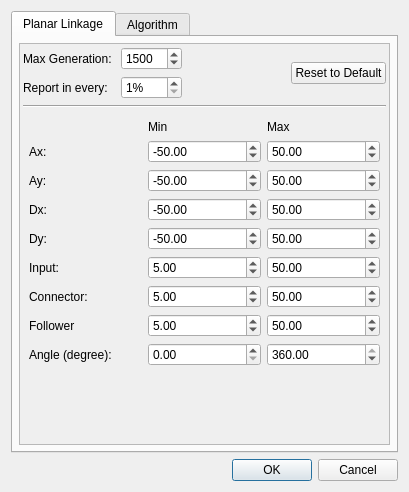
Qt form core/panel/DimensionalSynthesis/Path_Solving_options.ui (KmolYuan/Pyslvs-UI) before a commit.
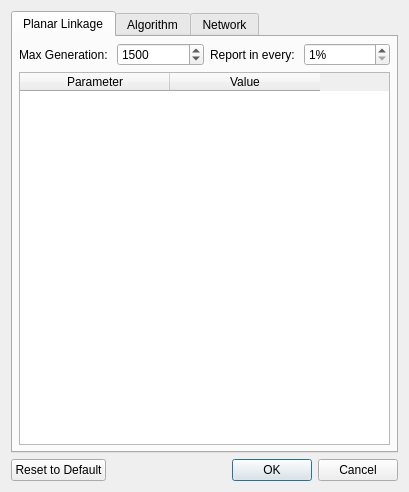
The same form after that commit. Icons and pictures are not drawn.

Commit message: Setting of Algorithms.

Patch:
```diff
--- a/core/panel/DimensionalSynthesis/Path_Solving_options.ui
+++ b/core/panel/DimensionalSynthesis/Path_Solving_options.ui
@@ -56,430 +56,73 @@
         <number>6</number>
        </property>
        <item>
-        <widget class="QScrollArea" name="settingArea">
-         <property name="enabled">
-          <bool>true</bool>
-         </property>
-         <property name="widgetResizable">
-          <bool>true</bool>
-         </property>
-         <widget class="QWidget" name="scrollAreaWidgetContents">
-          <property name="geometry">
-           <rect>
-            <x>0</x>
-            <y>0</y>
-            <width>359</width>
-            <height>418</height>
-           </rect>
-          </property>
-          <layout class="QVBoxLayout" name="verticalLayout_4">
-           <property name="leftMargin">
-            <number>3</number>
+        <layout class="QHBoxLayout" name="horizontalLayout_2">
+         <item>
+          <widget class="QLabel" name="label_16">
+           <property name="text">
+            <string>Max Generation: </string>
            </property>
-           <property name="topMargin">
-            <number>3</number>
+          </widget>
+         </item>
+         <item>
+          <widget class="QSpinBox" name="maxGen">
+           <property name="minimum">
+            <number>1000</number>
            </property>
-           <property name="rightMargin">
-            <number>3</number>
+           <property name="maximum">
+            <number>10000</number>
            </property>
-           <property name="bottomMargin">
-            <number>3</number>
+           <property name="singleStep">
+            <number>100</number>
            </property>
-           <item>
-            <layout class="QHBoxLayout" name="horizontalLayout_7">
-             <item>
-              <layout class="QFormLayout" name="formLayout_2">
-               <item row="1" column="0">
-                <widget class="QLabel" name="label_17">
-                 <property name="text">
-                  <string>Report in every: </string>
-                 </property>
-                </widget>
-               </item>
-               <item row="0" column="0">
-                <widget class="QLabel" name="label_16">
-                 <property name="text">
-                  <string>Max Generation: </string>
-                 </property>
-                </widget>
-               </item>
-               <item row="1" column="1">
-                <widget class="QSpinBox" name="report">
-                 <property name="suffix">
-                  <string>%</string>
-                 </property>
-                 <property name="minimum">
-                  <number>1</number>
-                 </property>
-                 <property name="maximum">
-                  <number>10</number>
-                 </property>
-                 <property name="value">
-                  <number>1</number>
-                 </property>
-                </widget>
-               </item>
-               <item row="0" column="1">
-                <widget class="QSpinBox" name="maxGen">
-                 <property name="minimum">
-                  <number>1000</number>
-                 </property>
-                 <property name="maximum">
-                  <number>10000</number>
-                 </property>
-                 <property name="singleStep">
-                  <number>100</number>
-                 </property>
-                 <property name="value">
-                  <number>1500</number>
-                 </property>
-                </widget>
-               </item>
-              </layout>
-             </item>
-             <item>
-              <spacer name="horizontalSpacer_4">
-               <property name="orientation">
-                <enum>Qt::Horizontal</enum>
-               </property>
-               <property name="sizeHint" stdset="0">
-                <size>
-                 <width>40</width>
-                 <height>20</height>
-                </size>
-               </property>
-              </spacer>
-             </item>
-             <item>
-              <widget class="QPushButton" name="setDefault">
-               <property name="text">
-                <string>Reset to Default</string>
-               </property>
-              </widget>
-             </item>
-            </layout>
-           </item>
-           <item>
-            <widget class="Line" name="line">
-             <property name="orientation">
-              <enum>Qt::Horizontal</enum>
-             </property>
-            </widget>
-           </item>
-           <item>
-            <widget class="QWidget" name="limitPanel" native="true">
-             <layout class="QGridLayout" name="gridLayout">
-              <property name="leftMargin">
-               <number>6</number>
-              </property>
-              <property name="topMargin">
-               <number>6</number>
-              </property>
-              <property name="rightMargin">
-               <number>6</number>
-              </property>
-              <property name="bottomMargin">
-               <number>6</number>
-              </property>
-              <property name="spacing">
-               <number>6</number>
-              </property>
-              <item row="2" column="2">
-               <widget class="QDoubleSpinBox" name="AyMin">
-                <property name="minimum">
-                 <double>-999.000000000000000</double>
-                </property>
-                <property name="maximum">
-                 <double>999.000000000000000</double>
-                </property>
-                <property name="value">
-                 <double>-50.000000000000000</double>
-                </property>
-               </widget>
-              </item>
-              <item row="6" column="0">
-               <widget class="QLabel" name="label_12">
-                <property name="text">
-                 <string>Connector: </string>
-                </property>
-               </widget>
-              </item>
-              <item row="3" column="2">
-               <widget class="QDoubleSpinBox" name="DxMin">
-                <property name="minimum">
-                 <double>-999.000000000000000</double>
-                </property>
-                <property name="maximum">
-                 <double>999.000000000000000</double>
-                </property>
-                <property name="value">
-                 <double>-50.000000000000000</double>
-                </property>
-               </widget>
-              </item>
-              <item row="3" column="0">
-               <widget class="QLabel" name="label_10">
-                <property name="text">
-                 <string>Dx: </string>
-                </property>
-               </widget>
-              </item>
-              <item row="6" column="2">
-               <widget class="QDoubleSpinBox" name="LMin">
-                <property name="minimum">
-                 <double>0.010000000000000</double>
-                </property>
-                <property name="maximum">
-                 <double>999.000000000000000</double>
-                </property>
-                <property name="value">
-                 <double>5.000000000000000</double>
-                </property>
-               </widget>
-              </item>
-              <item row="3" column="3">
-               <widget class="QDoubleSpinBox" name="DxMax">
-                <property name="minimum">
-                 <double>-999.000000000000000</double>
-                </property>
-                <property name="maximum">
-                 <double>999.000000000000000</double>
-                </property>
-                <property name="value">
-                 <double>50.000000000000000</double>
-                </property>
-               </widget>
-              </item>
-              <item row="4" column="0">
-               <widget class="QLabel" name="label_11">
-                <property name="text">
-                 <string>Dy: </string>
-                </property>
-               </widget>
-              </item>
-              <item row="0" column="3">
-               <widget class="QLabel" name="label_13">
-                <property name="text">
-                 <string>Max</string>
-                </property>
-               </widget>
-              </item>
-              <item row="2" column="0">
-               <widget class="QLabel" name="label_9">
-                <property name="text">
-                 <string>Ay: </string>
-                </property>
-               </widget>
-              </item>
-              <item row="4" column="2">
-               <widget class="QDoubleSpinBox" name="DyMin">
-                <property name="minimum">
-                 <double>-999.000000000000000</double>
-                </property>
-                <property name="maximum">
-                 <double>999.000000000000000</double>
-                </property>
-                <property name="value">
-                 <double>-50.000000000000000</double>
-                </property>
-               </widget>
-              </item>
-              <item row="6" column="3">
-               <widget class="QDoubleSpinBox" name="LMax">
-                <property name="minimum">
-                 <double>0.010000000000000</double>
-                </property>
-                <property name="maximum">
-                 <double>999.000000000000000</double>
-                </property>
-                <property name="value">
-                 <double>50.000000000000000</double>
-                </property>
-               </widget>
-              </item>
-              <item row="0" column="2">
-               <widget class="QLabel" name="label_14">
-                <property name="text">
-                 <string>Min</string>
-                </property>
-               </widget>
-              </item>
-              <item row="8" column="0">
-               <widget class="QLabel" name="label_15">
-                <property name="text">
-                 <string>Angle (degree):</string>
-                </property>
-               </widget>
-              </item>
-              <item row="1" column="3">
-               <widget class="QDoubleSpinBox" name="AxMax">
-                <property name="minimum">
-                 <double>-999.000000000000000</double>
-                </property>
-                <property name="maximum">
-                 <double>999.000000000000000</double>
-                </property>
-                <property name="value">
-                 <double>50.000000000000000</double>
-                </property>
-               </widget>
-              </item>
-              <item row="8" column="2">
-               <widget class="QDoubleSpinBox" name="AMin">
-                <property name="minimum">
-                 <double>0.000000000000000</double>
-                </property>
-                <property name="maximum">
-                 <double>359.990000000000009</double>
-                </property>
-                <property name="value">
-                 <double>0.000000000000000</double>
-                </property>
-               </widget>
-              </item>
-              <item row="8" column="3">
-               <widget class="QDoubleSpinBox" name="AMax">
-                <property name="minimum">
-                 <double>0.010000000000000</double>
-                </property>
-                <property name="maximum">
-                 <double>360.000000000000000</double>
-                </property>
-                <property name="value">
-                 <double>360.000000000000000</double>
-                </property>
-               </widget>
-              </item>
-              <item row="1" column="2">
-               <widget class="QDoubleSpinBox" name="AxMin">
-                <property name="minimum">
-                 <double>-999.000000000000000</double>
-                </property>
-                <property name="maximum">
-                 <double>999.000000000000000</double>
-                </property>
-                <property name="value">
-                 <double>-50.000000000000000</double>
-                </property>
-               </widget>
-              </item>
-              <item row="4" column="3">
-               <widget class="QDoubleSpinBox" name="DyMax">
-                <property name="minimum">
-                 <double>-999.000000000000000</double>
-                </property>
-                <property name="maximum">
-                 <double>999.000000000000000</double>
-                </property>
-                <property name="value">
-                 <double>50.000000000000000</double>
-                </property>
-               </widget>
-              </item>
-              <item row="1" column="0">
-               <widget class="QLabel" name="label_8">
-                <property name="text">
-                 <string>Ax: </string>
-                </property>
-               </widget>
-              </item>
-              <item row="2" column="3">
-               <widget class="QDoubleSpinBox" name="AyMax">
-                <property name="minimum">
-                 <double>-999.000000000000000</double>
-                </property>
-                <property name="maximum">
-                 <double>999.000000000000000</double>
-                </property>
-                <property name="value">
-                 <double>50.000000000000000</double>
-                </property>
-               </widget>
-              </item>
-              <item row="5" column="0">
-               <widget class="QLabel" name="label_18">
-                <property name="text">
-                 <string>Input:</string>
-                </property>
-               </widget>
-              </item>
-              <item row="5" column="2">
-               <widget class="QDoubleSpinBox" name="IMin">
-                <property name="minimum">
-                 <double>0.010000000000000</double>
-                </property>
-                <property name="maximum">
-                 <double>999.000000000000000</double>
-                </property>
-                <property name="value">
-                 <double>5.000000000000000</double>
-                </property>
-               </widget>
-              </item>
-              <item row="5" column="3">
-               <widget class="QDoubleSpinBox" name="IMax">
-                <property name="minimum">
-                 <double>0.010000000000000</double>
-                </property>
-                <property name="maximum">
-                 <double>999.000000000000000</double>
-                </property>
-                <property name="value">
-                 <double>50.000000000000000</double>
-                </property>
-               </widget>
-              </item>
-              <item row="7" column="0">
-               <widget class="QLabel" name="label_19">
-                <property name="text">
-                 <string>Follower</string>
-                </property>
-               </widget>
-              </item>
-              <item row="7" column="2">
-               <widget class="QDoubleSpinBox" name="FMin">
-                <property name="minimum">
-                 <double>0.010000000000000</double>
-                </property>
-                <property name="maximum">
-                 <double>999.000000000000000</double>
-                </property>
-                <property name="value">
-                 <double>5.000000000000000</double>
-                </property>
-               </widget>
-              </item>
-              <item row="7" column="3">
-               <widget class="QDoubleSpinBox" name="FMax">
-                <property name="minimum">
-                 <double>0.010000000000000</double>
-                </property>
-                <property name="maximum">
-                 <double>999.000000000000000</double>
-                </property>
-                <property name="value">
-                 <double>50.000000000000000</double>
-                </property>
-               </widget>
-              </item>
-             </layout>
-            </widget>
-           </item>
-           <item>
-            <spacer name="verticalSpacer_4">
-             <property name="orientation">
-              <enum>Qt::Vertical</enum>
-             </property>
-             <property name="sizeHint" stdset="0">
-              <size>
-               <width>20</width>
-               <height>27</height>
-              </size>
-             </property>
-            </spacer>
-           </item>
-          </layout>
-         </widget>
+           <property name="value">
+            <number>1500</number>
+           </property>
+          </widget>
+         </item>
+         <item>
+          <widget class="QLabel" name="label_17">
+           <property name="text">
+            <string>Report in every: </string>
+           </property>
+          </widget>
+         </item>
+         <item>
+          <widget class="QSpinBox" name="report">
+           <property name="suffix">
+            <string>%</string>
+           </property>
+           <property name="minimum">
+            <number>1</number>
+           </property>
+           <property name="maximum">
+            <number>10</number>
+           </property>
+           <property name="value">
+            <number>1</number>
+           </property>
+          </widget>
+         </item>
+        </layout>
+       </item>
+       <item>
+        <widget class="QTableWidget" name="PLTable">
+         <attribute name="horizontalHeaderDefaultSectionSize">
+          <number>150</number>
+         </attribute>
+         <attribute name="horizontalHeaderMinimumSectionSize">
+          <number>150</number>
+         </attribute>
+         <column>
+          <property name="text">
+           <string>Parameter</string>
+          </property>
+         </column>
+         <column>
+          <property name="text">
+           <string>Value</string>
+          </property>
+         </column>
         </widget>
        </item>
       </layout>
@@ -523,17 +166,107 @@
        </item>
       </layout>
      </widget>
+     <widget class="QWidget" name="network">
+      <attribute name="title">
+       <string>Network</string>
+      </attribute>
+      <layout class="QVBoxLayout" name="verticalLayout_4">
+       <property name="leftMargin">
+        <number>6</number>
+       </property>
+       <property name="topMargin">
+        <number>6</number>
+       </property>
+       <property name="rightMargin">
+        <number>6</number>
+       </property>
+       <property name="bottomMargin">
+        <number>6</number>
+       </property>
+       <item>
+        <layout class="QHBoxLayout" name="horizontalLayout_3">
+         <item>
+          <widget class="QLabel" name="label">
+           <property name="text">
+            <string>Local port: </string>
+           </property>
+          </widget>
+         </item>
+         <item>
+          <widget class="QLineEdit" name="lineEdit">
+           <property name="inputMask">
+            <string>9999</string>
+           </property>
+           <property name="text">
+            <string>8000</string>
+           </property>
+          </widget>
+         </item>
+         <item>
+          <spacer name="horizontalSpacer_2">
+           <property name="orientation">
+            <enum>Qt::Horizontal</enum>
+           </property>
+           <property name="sizeHint" stdset="0">
+            <size>
+             <width>40</width>
+             <height>20</height>
+            </size>
+           </property>
+          </spacer>
+         </item>
+        </layout>
+       </item>
+       <item>
+        <spacer name="verticalSpacer">
+         <property name="orientation">
+          <enum>Qt::Vertical</enum>
+         </property>
+         <property name="sizeHint" stdset="0">
+          <size>
+           <width>20</width>
+           <height>40</height>
+          </size>
+         </property>
+        </spacer>
+       </item>
+      </layout>
+     </widget>
     </widget>
    </item>
    <item>
-    <widget class="QDialogButtonBox" name="buttonBox">
-     <property name="orientation">
-      <enum>Qt::Horizontal</enum>
-     </property>
-     <property name="standardButtons">
-      <set>QDialogButtonBox::Cancel|QDialogButtonBox::Ok</set>
-     </property>
-    </widget>
+    <layout class="QHBoxLayout" name="horizontalLayout">
+     <item>
+      <widget class="QPushButton" name="setDefault">
+       <property name="text">
+        <string>Reset to Default</string>
+       </property>
+      </widget>
+     </item>
+     <item>
+      <spacer name="horizontalSpacer">
+       <property name="orientation">
+        <enum>Qt::Horizontal</enum>
+       </property>
+       <property name="sizeHint" stdset="0">
+        <size>
+         <width>40</width>
+         <height>20</height>
+        </size>
+       </property>
+      </spacer>
+     </item>
+     <item>
+      <widget class="QDialogButtonBox" name="buttonBox">
+       <property name="orientation">
+        <enum>Qt::Horizontal</enum>
+       </property>
+       <property name="standardButtons">
+        <set>QDialogButtonBox::Cancel|QDialogButtonBox::Ok</set>
+       </property>
+      </widget>
+     </item>
+    </layout>
    </item>
   </layout>
  </widget>
```
The commit also changes 46 other files.
